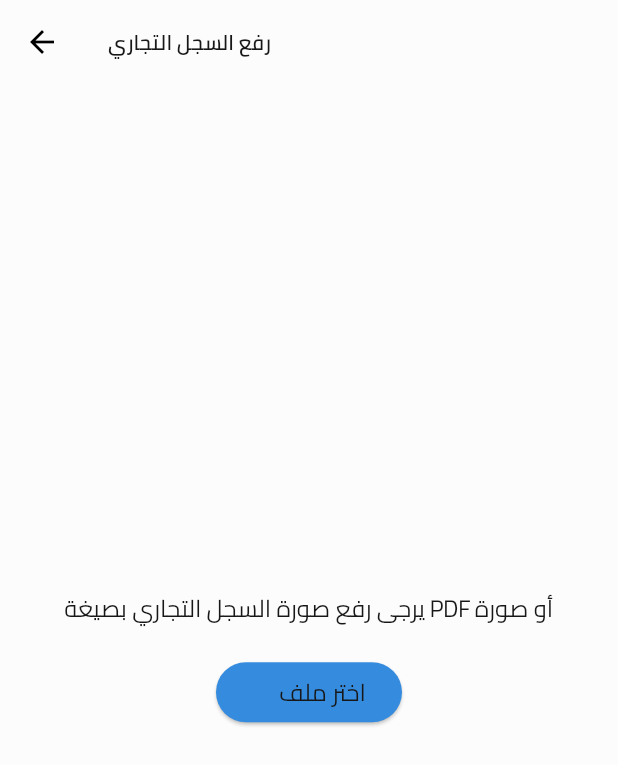
After one commit to meory101/adplus-mobile, a Flutter app: the BusinessAccountScreen screen opened directly, after a tap on "اختر ملف", on a phone screen of 412 x 824 dp. The commit adds this screen. Shown: the top 765 px of the screen. Run offline on Flutter 3.47's test engine with Material 3 defaults, Android fonts, the phone set to English and light mode, and no system bars; our stand-ins replace cached_network_image, carousel_slider, connectivity_plus, dartz, dots_indicator, dropdown_button2 and 12 more; missing offline and left inert: flutter_exit_app; accounts and stored records are empty; network calls fail.

Commit message:
add transfer page

```diff
--- a/lib/feature/main/presentation/screen/main_bottom_app_bar.dart
+++ b/lib/feature/main/presentation/screen/main_bottom_app_bar.dart
@@ -29,7 +29,7 @@ class _MainAppBottomAppBarState extends State<MainBottomAppBar> {
     bottomBarScreens = [
       const HomeScreen(),
       const HomeScreen(),
-      const HomeScreen(),
+      const ProfileScreen(),
       MoreScreen(),
     ];
 
@@ -142,14 +142,14 @@ class _MainAppBottomAppBarState extends State<MainBottomAppBar> {
                     },
                     child: Column(
                       children: [
-                        SvgPicture.asset(AppIconManager.home,
+                        SvgPicture.asset(AppIconManager.person,
                             colorFilter: ColorFilter.mode(
                                 selectedIndex == 2
                                     ? AppColorManager.mainColor
                                     : AppColorManager.grey,
                                 BlendMode.srcIn)),
                         AppTextWidget(
-                          text: "advs".tr(),
+                          text: "profile".tr(),
                           color: selectedIndex == 2
                               ? AppColorManager.mainColor
                               : AppColorManager.grey,
--- a/lib/feature/more/presentation/screen/more_screen.dart
+++ b/lib/feature/more/presentation/screen/more_screen.dart
@@ -1,6 +1,7 @@
 import 'package:flutter/material.dart';
 import 'package:mzad_damascus/core/resource/color_manager.dart';
 import 'package:mzad_damascus/core/widget/text/app_text_widget.dart';
+import 'package:mzad_damascus/feature/more/presentation/screen/transfer.dart';
 import 'package:mzad_damascus/feature/more/presentation/screen/widget/CustomListTile.dart';
 import 'package:mzad_damascus/feature/profile/presentation/screen/profile_screen.dart';
 
@@ -68,7 +69,13 @@ class MoreScreen extends StatelessWidget {
             icon: Icons.wallet_travel,
             label: 'تحويل الى حساب اعمال ',
             color: AppColorManager.purple,
-            onTap: () {},
+            onTap: () {
+              Navigator.push(
+                context,
+                MaterialPageRoute(
+                    builder: (context) => BusinessAccountScreen()),
+              );
+            },
           ),
           CustomListTile(
             icon: Icons.card_giftcard,
--- /dev/null
+++ b/lib/feature/more/presentation/screen/transfer.dart
@@ -0,0 +1,79 @@
+import 'package:file_picker/file_picker.dart';
+import 'package:flutter/material.dart';
+import 'package:mzad_damascus/core/resource/color_manager.dart';
+import 'package:mzad_damascus/core/widget/text/app_text_widget.dart';
+
+class BusinessAccountScreen extends StatefulWidget {
+  @override
+  _BusinessAccountScreenState createState() => _BusinessAccountScreenState();
+}
+
+class _BusinessAccountScreenState extends State<BusinessAccountScreen> {
+  String? fileName;
+
+  Future<void> pickFile() async {
+    FilePickerResult? result = await FilePicker.platform.pickFiles(
+      type: FileType.custom,
+      allowedExtensions: ['pdf', 'jpg', 'png'],
+    );
+
+    if (result != null) {
+      setState(() {
+        fileName = result.files.single.name;
+      });
+    }
+  }
+
+  @override
+  Widget build(BuildContext context) {
+    return Scaffold(
+      appBar: AppBar(
+        title: AppTextWidget(
+          text: 'رفع السجل التجاري',
+          fontSize: 14,
+          color: AppColorManager.textAppColor,
+        ),
+        backgroundColor: AppColorManager.background,
+        elevation: 0,
+      ),
+      body: Padding(
+        padding: const EdgeInsets.all(16.0),
+        child: Column(
+          mainAxisAlignment: MainAxisAlignment.center,
+          children: [
+            AppTextWidget(
+              text: 'يرجى رفع صورة السجل التجاري بصيغة PDF أو صورة',
+              fontSize: 16,
+              color: AppColorManager.textAppColor,
+            ),
+            SizedBox(height: 20),
+            Center(
+              child: ElevatedButton.icon(
+                onPressed: pickFile,
+                icon: Icon(Icons.upload_file),
+                label: AppTextWidget(
+                  text: 'اختر ملف',
+                  fontSize: 16,
+                  color: AppColorManager.textAppColor,
+                ),
+                style: ElevatedButton.styleFrom(
+                  backgroundColor: AppColorManager.mainColor,
+                  // textStyle: AppColorManager.textAppColor
+                ),
+              ),
+            ),
+            if (fileName != null)
+              Padding(
+                padding: const EdgeInsets.only(top: 16.0),
+                child: AppTextWidget(
+                  text: 'الملف الذي تم تحميله: $fileName',
+                  fontSize: 14,
+                  color: AppColorManager.textAppColor,
+                ),
+              ),
+          ],
+        ),
+      ),
+    );
+  }
+}
--- a/pubspec.yaml
+++ b/pubspec.yaml
@@ -36,6 +36,8 @@ dependencies:
   dots_indicator: ^3.0.0
   carousel_slider: ^5.0.0
   country_code_picker: ^2.0.0
+  file_picker: ^5.0.1
+
 
 
 dev_dependencies:
```
Also changed, not shown: pubspec.lock, 1 other file.
